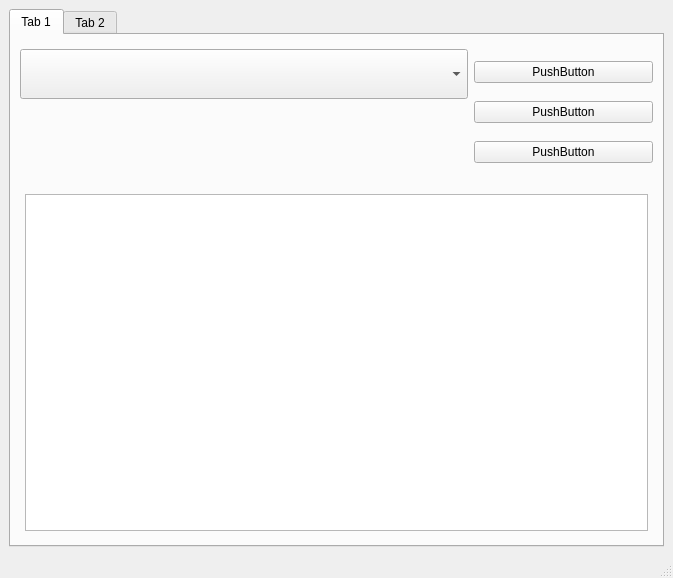
This is 09_qtcpp-homework/diplom/mainwindow.ui in Zumiha/netology_cpp_homework as Qt 5 draws it before an edit. The edited form follows.
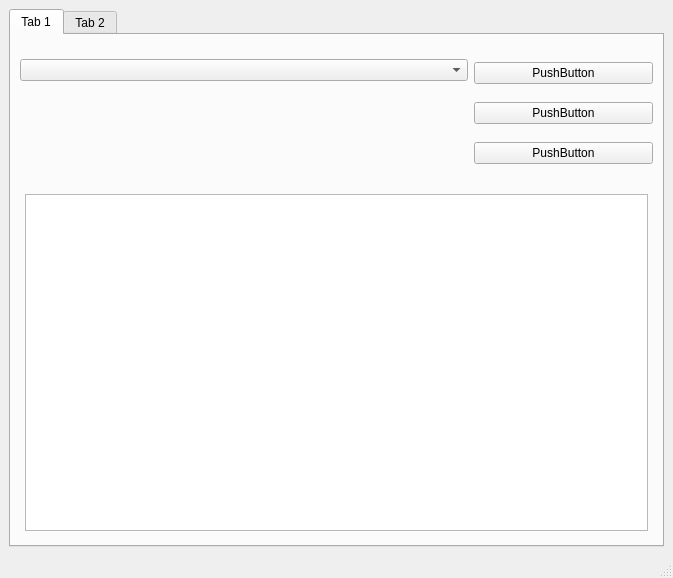
This is the edited form.

```diff
--- a/09_qtcpp-homework/diplom/mainwindow.ui
+++ b/09_qtcpp-homework/diplom/mainwindow.ui
@@ -25,7 +25,7 @@
         <item row="0" column="0">
          <layout class="QGridLayout" name="gridLayout_2">
           <property name="topMargin">
-           <number>5</number>
+           <number>15</number>
           </property>
           <property name="bottomMargin">
            <number>5</number>
@@ -51,7 +51,7 @@
             <property name="minimumSize">
              <size>
               <width>0</width>
-              <height>50</height>
+              <height>0</height>
              </size>
             </property>
            </widget>
@@ -61,13 +61,19 @@
         <item row="0" column="1">
          <layout class="QGridLayout" name="gridLayout_3">
           <property name="topMargin">
-           <number>5</number>
+           <number>0</number>
           </property>
           <property name="bottomMargin">
-           <number>5</number>
+           <number>0</number>
+          </property>
+          <property name="spacing">
+           <number>0</number>
           </property>
           <item row="0" column="0">
            <widget class="QPushButton" name="pushButton">
+            <property name="enabled">
+             <bool>true</bool>
+            </property>
             <property name="text">
              <string>PushButton</string>
             </property>
```
